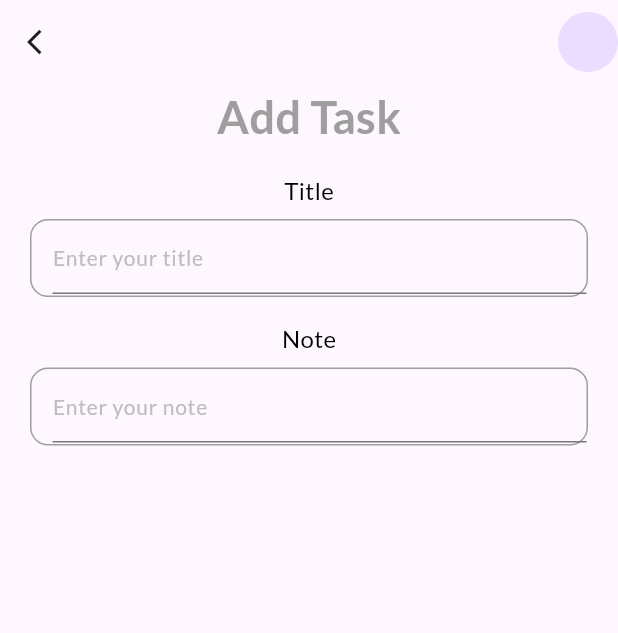
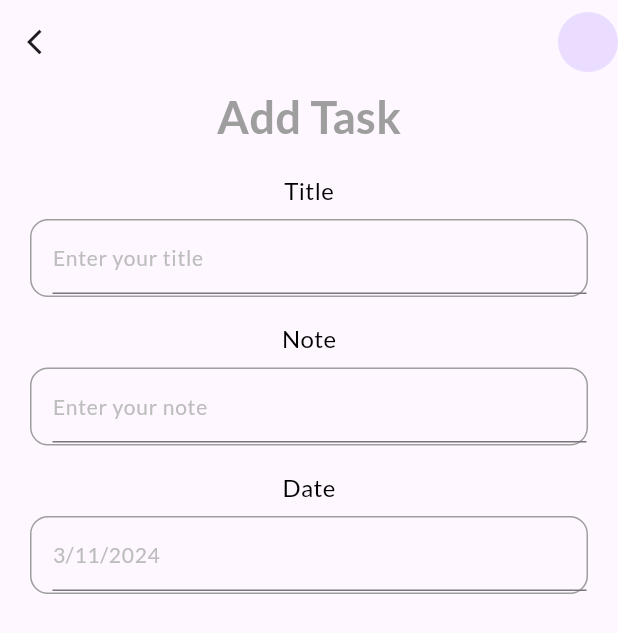
Before and after one commit to Ela-El-maker/TaskStore, a Flutter app: the AddTaskPage screen opened directly, on a phone screen of 412 x 824 dp. Shown: the top 633 px of the screen. Run offline on Flutter 3.47's test engine with Material 3 defaults, Android fonts, the phone set to English and light mode, and no system bars; our stand-ins replace date_picker_timeline, flutter_local_notifications, get, get_storage, google_fonts, timezone; accounts and stored records are empty.

Commit message:
Unstable / Unsupported Widget : DatePicker

```diff
--- a/lib/ui/addTaskBarPage.dart
+++ b/lib/ui/addTaskPage.dart
@@ -1,6 +1,7 @@
 import 'package:flutter/material.dart';
 import 'package:get/get.dart';
 import 'package:get/get_utils/get_utils.dart';
+import 'package:intl/intl.dart';
 import 'package:taskstore/ui/themePage.dart';
 import 'package:taskstore/ui/widgets/inputFieldPage.dart';
 
@@ -12,13 +13,14 @@ class AddTaskPage extends StatefulWidget {
 }
 
 class _AddTaskPageState extends State<AddTaskPage> {
+  DateTime _selectedDate = DateTime.now();
   @override
   Widget build(BuildContext context) {
     return Scaffold(
       backgroundColor: context.theme.backgroundColor,
       appBar: _appBar(context),
       body: Container(
-        padding: EdgeInsets.only(left: 20,right: 20),
+        padding: EdgeInsets.only(left: 20, right: 20),
         child: SingleChildScrollView(
           child: Column(
             children: [
@@ -27,7 +29,8 @@ class _AddTaskPageState extends State<AddTaskPage> {
                 style: headingStyle,
               ),
               MyInputField(title: "Title", hint: "Enter your title"),
-              MyInputField(title: "Note", hint: "Enter your note")
+              MyInputField(title: "Note", hint: "Enter your note"),
+              MyInputField(title: "Date", hint: DateFormat.yMd().format(_selectedDate)),
             ],
           ),
         ),
--- a/pubspec.yaml
+++ b/pubspec.yaml
@@ -42,7 +42,9 @@ dependencies:
   # flutter_native_timezone: ^2.0.0
   intl: ^0.19.0
   google_fonts: ^6.2.0
-  date_picker_timetable: ^0.0.4
+  # date_picker_timetable: ^0.0.4
+  # date_picker_timeline: ^1.2.5
+  date_picker_timeline: '>=1.2.5 <2.0.0'
 
 
 dev_dependencies:
```
Also changed, not shown: lib/ui/homePage.dart (+3 -6 lines), pubspec.lock.
